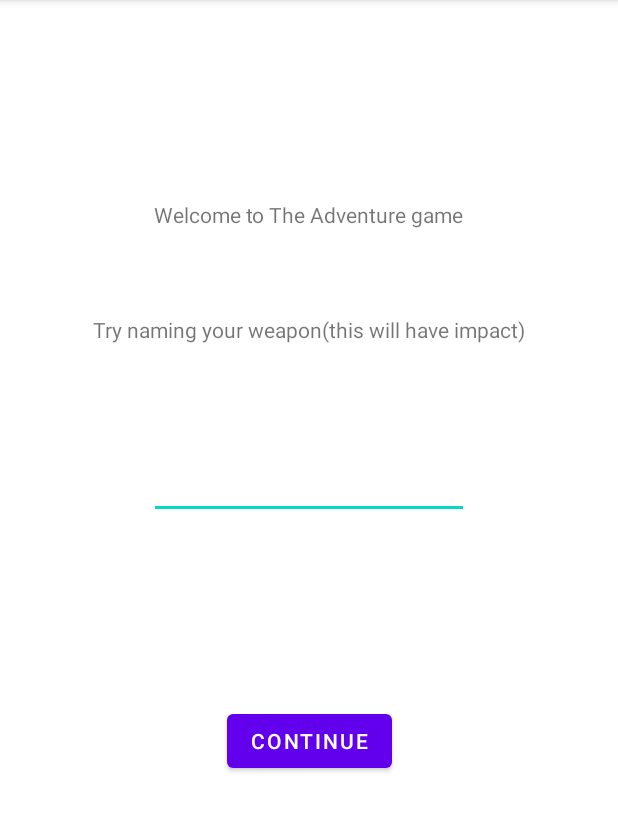
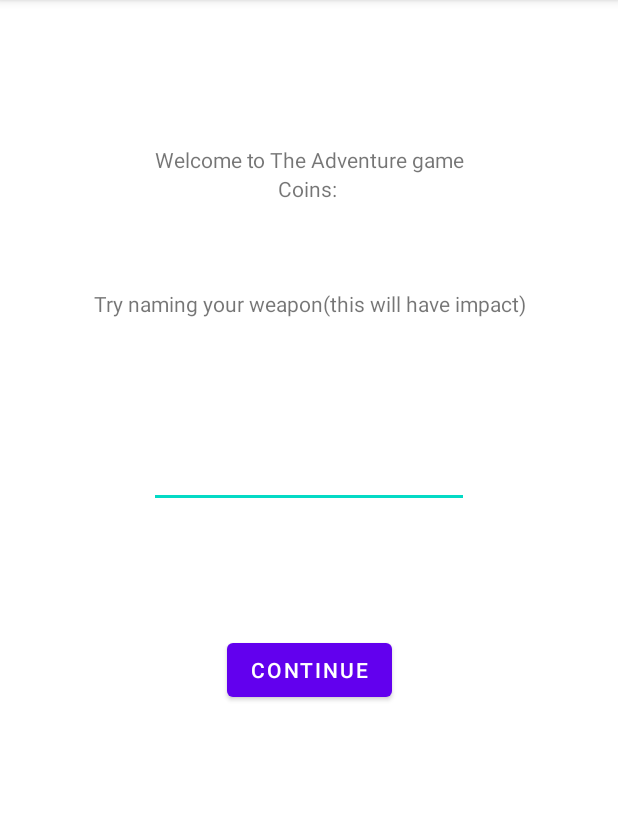
Before and after one commit to NateBrant1030/2223Material, an Android app: the screen it shows after launch (MainActivity), on a phone screen of 412 x 824 dp, the part 84-916 px from its top. Run offline under Robolectric (Android 15) with nearby library versions, the phone set to English and light mode, and no system bars.

Commit message:
writeing notes

```diff
--- a/Android/StoryGame/app/src/main/res/layout/activity_main.xml
+++ b/Android/StoryGame/app/src/main/res/layout/activity_main.xml
@@ -8,15 +8,15 @@
 
     <LinearLayout
         android:id="@+id/linearLayout"
-        android:layout_width="0dp"
-        android:layout_height="0dp"
+        android:layout_width="421dp"
+        android:layout_height="159dp"
         android:layout_marginStart="1dp"
         android:layout_marginTop="94dp"
         android:layout_marginEnd="1dp"
-        android:layout_marginBottom="188dp"
+        android:layout_marginBottom="34dp"
         android:gravity="center_horizontal|center_vertical"
         android:orientation="vertical"
-        app:layout_constraintBottom_toTopOf="@+id/attack"
+        app:layout_constraintBottom_toTopOf="@+id/input"
         app:layout_constraintEnd_toEndOf="parent"
         app:layout_constraintStart_toStartOf="parent"
         app:layout_constraintTop_toTopOf="parent">
@@ -26,19 +26,33 @@
             android:layout_height="wrap_content"
             android:text="Welcome to The Adventure game" />
 
+        <TextView
+            android:id="@+id/Coins"
+            android:layout_width="match_parent"
+            android:layout_height="wrap_content"
+            android:gravity="center_horizontal"
+            android:text="Coins: " />
+
         <Space
             android:layout_width="match_parent"
             android:layout_height="57dp" />
 
         <TextView
             android:id="@+id/output"
-            android:layout_width="wrap_content"
-            android:layout_height="wrap_content"
+            android:layout_width="402dp"
+            android:layout_height="65dp"
+            android:gravity="center_horizontal"
             android:text="temp" />
 
         <Space
             android:layout_width="match_parent"
             android:layout_height="wrap_content" />
+
+        <TextView
+            android:id="@+id/textView2"
+            android:layout_width="match_parent"
+            android:layout_height="wrap_content"
+            android:text="TextView" />
 
     </LinearLayout>
 
@@ -46,21 +60,21 @@
         android:id="@+id/main"
         android:layout_width="wrap_content"
         android:layout_height="wrap_content"
-        android:layout_marginBottom="218dp"
+        android:layout_marginBottom="294dp"
         android:text="Continue"
         app:layout_constraintBottom_toBottomOf="parent"
         app:layout_constraintEnd_toEndOf="parent"
         app:layout_constraintStart_toStartOf="parent"
-        app:layout_constraintTop_toBottomOf="@+id/input" />
+        app:layout_constraintTop_toBottomOf="@+id/attack" />
 
     <EditText
         android:id="@+id/input"
         android:layout_width="wrap_content"
         android:layout_height="wrap_content"
-        android:layout_marginBottom="91dp"
+        android:layout_marginBottom="30dp"
         android:ems="10"
         android:inputType="textPersonName"
-        app:layout_constraintBottom_toTopOf="@+id/main"
+        app:layout_constraintBottom_toTopOf="@+id/attack"
         app:layout_constraintEnd_toEndOf="parent"
         app:layout_constraintStart_toStartOf="parent"
         app:layout_constraintTop_toBottomOf="@+id/linearLayout" />
@@ -69,12 +83,11 @@
         android:id="@+id/attack"
         android:layout_width="wrap_content"
         android:layout_height="wrap_content"
-        android:layout_marginStart="8dp"
-        android:layout_marginBottom="263dp"
+        android:layout_marginStart="11dp"
         android:text="fight"
         android:visibility="invisible"
-        app:layout_constraintBottom_toBottomOf="parent"
+        app:layout_constraintBottom_toTopOf="@+id/main"
         app:layout_constraintStart_toStartOf="@+id/main"
-        app:layout_constraintTop_toBottomOf="@+id/linearLayout" />
+        app:layout_constraintTop_toBottomOf="@+id/input" />
 
 </androidx.constraintlayout.widget.ConstraintLayout>
```
Also changed, not shown: Android/StoryGame/app/src/main/java/com/example/storygame/MainActivity.java (+32 -15 lines), 5 other files.
